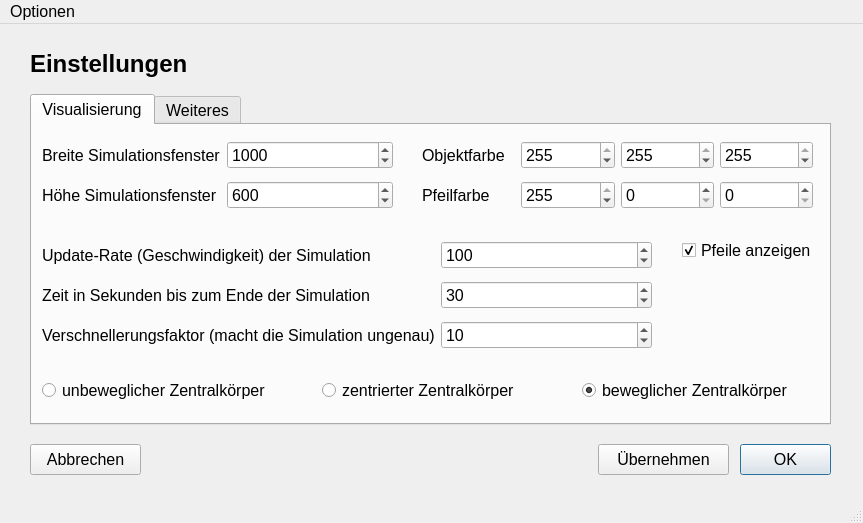
Old version of the form ui/settings.ui in the repository fflopsi/twobodyproblem.
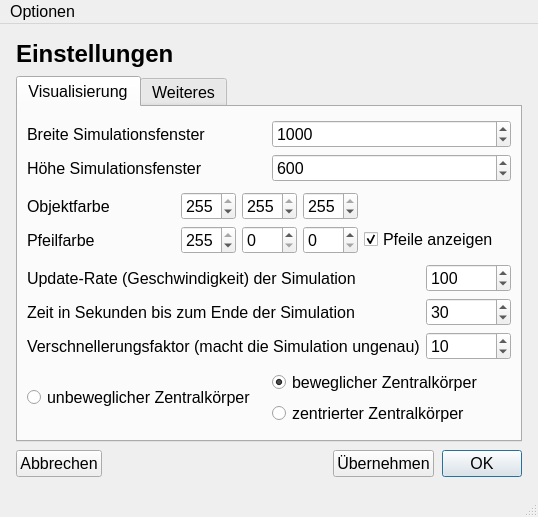
New version of the form.

```diff
--- a/ui/settings.ui
+++ b/ui/settings.ui
@@ -6,8 +6,8 @@
    <rect>
     <x>0</x>
     <y>0</y>
-    <width>863</width>
-    <height>523</height>
+    <width>538</width>
+    <height>517</height>
    </rect>
   </property>
   <property name="font">
@@ -19,94 +19,31 @@
    <string>Einstellungen</string>
   </property>
   <widget class="QWidget" name="centralwidget">
-   <widget class="QPushButton" name="b_ok">
-    <property name="geometry">
-     <rect>
-      <x>740</x>
-      <y>420</y>
-      <width>91</width>
-      <height>31</height>
-     </rect>
+   <layout class="QVBoxLayout" name="verticalLayout_2">
+    <property name="spacing">
+     <number>8</number>
     </property>
-    <property name="toolTip">
-     <string>speichern und schliessen</string>
+    <property name="leftMargin">
+     <number>16</number>
     </property>
-    <property name="text">
-     <string>OK</string>
+    <property name="topMargin">
+     <number>16</number>
     </property>
-    <property name="default">
-     <bool>true</bool>
+    <property name="rightMargin">
+     <number>16</number>
     </property>
-    <property name="flat">
-     <bool>false</bool>
+    <property name="bottomMargin">
+     <number>16</number>
     </property>
-   </widget>
-   <widget class="QPushButton" name="b_save">
-    <property name="geometry">
-     <rect>
-      <x>598</x>
-      <y>420</y>
-      <width>131</width>
-      <height>31</height>
-     </rect>
-    </property>
-    <property name="toolTip">
-     <string>speichern</string>
-    </property>
-    <property name="text">
-     <string>Übernehmen</string>
-    </property>
-   </widget>
-   <widget class="QPushButton" name="b_cancel">
-    <property name="geometry">
-     <rect>
-      <x>30</x>
-      <y>420</y>
-      <width>111</width>
-      <height>31</height>
-     </rect>
-    </property>
-    <property name="toolTip">
-     <string extracomment="Verlassen ohne zu speichern">schliessen ohne zu speichern</string>
-    </property>
-    <property name="statusTip">
-     <string/>
-    </property>
-    <property name="whatsThis">
-     <string/>
-    </property>
-    <property name="accessibleName">
-     <string/>
-    </property>
-    <property name="accessibleDescription">
-     <string/>
-    </property>
-    <property name="text">
-     <string>Abbrechen</string>
-    </property>
-   </widget>
+    <item>
    <widget class="QLabel" name="label_17">
-    <property name="geometry">
-     <rect>
-      <x>30</x>
-      <y>20</y>
-      <width>221</width>
-      <height>41</height>
-     </rect>
-    </property>
     <property name="text">
      <string>&lt;html&gt;&lt;head/&gt;&lt;body&gt;&lt;p&gt;&lt;span style=&quot; font-size:18pt; font-weight:600;&quot;&gt;Einstellungen&lt;/span&gt;&lt;/p&gt;&lt;/body&gt;&lt;/html&gt;</string>
     </property>
    </widget>
+    </item>
+    <item>
    <widget class="QTabWidget" name="tabWidget">
-    <property name="geometry">
-     <rect>
-      <x>30</x>
-      <y>70</y>
-      <width>801</width>
-      <height>331</height>
-     </rect>
-    </property>
     <property name="currentIndex">
      <number>0</number>
     </property>
@@ -114,69 +51,146 @@
      <attribute name="title">
       <string>Visualisierung</string>
      </attribute>
-     <widget class="QRadioButton" name="do_central_moving">
-      <property name="geometry">
-       <rect>
-        <x>550</x>
-        <y>250</y>
-        <width>211</width>
-        <height>31</height>
-       </rect>
-      </property>
-      <property name="toolTip">
-       <string/>
-      </property>
-      <property name="toolTipDuration">
-       <number>-1</number>
-      </property>
-      <property name="statusTip">
-       <string/>
-      </property>
-      <property name="whatsThis">
-       <string/>
-      </property>
-      <property name="accessibleName">
-       <string/>
-      </property>
-      <property name="accessibleDescription">
-       <string/>
-      </property>
-      <property name="text">
-       <string>beweglicher Zentralkörper</string>
-      </property>
-      <property name="checked">
-       <bool>true</bool>
-      </property>
-     </widget>
-     <widget class="QRadioButton" name="do_central_unmoving">
-      <property name="geometry">
-       <rect>
-        <x>10</x>
-        <y>250</y>
-        <width>231</width>
-        <height>31</height>
-       </rect>
-      </property>
-      <property name="toolTip">
-       <string>&lt;html&gt;&lt;head/&gt;&lt;body&gt;&lt;p&gt;Bei Aktivieren dieses Feldes werden die Kräfte, die auf den Zentralkörper wirken, vernachlässigt werden. Somit wird er unbeweglich im Zentrum der Visualisierung stehen.&lt;/p&gt;&lt;/body&gt;&lt;/html&gt;</string>
-      </property>
-      <property name="statusTip">
-       <string/>
-      </property>
-      <property name="text">
-       <string>unbeweglicher Zentralkörper</string>
-      </property>
-     </widget>
-     <widget class="QWidget" name="gridLayoutWidget_3">
-      <property name="geometry">
-       <rect>
-        <x>10</x>
-        <y>110</y>
-        <width>610</width>
-        <height>121</height>
-       </rect>
-      </property>
+       <layout class="QVBoxLayout" name="verticalLayout_3">
+        <item>
       <layout class="QGridLayout" name="gridLayout_3">
+          <item row="0" column="0">
+           <widget class="QLabel" name="label">
+            <property name="text">
+             <string>Breite Simulationsfenster</string>
+            </property>
+           </widget>
+          </item>
+          <item row="1" column="0">
+           <widget class="QLabel" name="label_2">
+            <property name="text">
+             <string>Höhe Simulationsfenster</string>
+            </property>
+           </widget>
+          </item>
+          <item row="0" column="1">
+           <widget class="QSpinBox" name="canvas_width">
+            <property name="minimum">
+             <number>100</number>
+            </property>
+            <property name="maximum">
+             <number>3000</number>
+            </property>
+            <property name="value">
+             <number>1000</number>
+            </property>
+           </widget>
+          </item>
+          <item row="1" column="1">
+           <widget class="QSpinBox" name="canvas_height">
+            <property name="minimum">
+             <number>50</number>
+            </property>
+            <property name="maximum">
+             <number>2000</number>
+            </property>
+            <property name="value">
+             <number>600</number>
+            </property>
+           </widget>
+          </item>
+         </layout>
+        </item>
+        <item>
+         <layout class="QGridLayout" name="gridLayout">
+          <item row="0" column="1">
+           <layout class="QHBoxLayout" name="horizontalLayout_3">
+            <item>
+             <widget class="QSpinBox" name="color_objects_r">
+              <property name="maximum">
+               <number>255</number>
+              </property>
+              <property name="value">
+               <number>255</number>
+              </property>
+             </widget>
+            </item>
+            <item>
+             <widget class="QSpinBox" name="color_objects_g">
+              <property name="maximum">
+               <number>255</number>
+              </property>
+              <property name="value">
+               <number>255</number>
+              </property>
+             </widget>
+            </item>
+            <item>
+             <widget class="QSpinBox" name="color_objects_b">
+              <property name="maximum">
+               <number>255</number>
+              </property>
+              <property name="value">
+               <number>255</number>
+              </property>
+             </widget>
+            </item>
+           </layout>
+          </item>
+          <item row="1" column="0">
+           <widget class="QLabel" name="label_4">
+            <property name="text">
+             <string>Pfeilfarbe</string>
+            </property>
+           </widget>
+          </item>
+          <item row="1" column="1">
+           <layout class="QHBoxLayout" name="horizontalLayout_4">
+            <item>
+             <widget class="QSpinBox" name="color_pointer_r">
+              <property name="maximum">
+               <number>255</number>
+              </property>
+              <property name="value">
+               <number>255</number>
+              </property>
+             </widget>
+            </item>
+            <item>
+             <widget class="QSpinBox" name="color_pointer_g">
+              <property name="maximum">
+               <number>255</number>
+              </property>
+             </widget>
+            </item>
+            <item>
+             <widget class="QSpinBox" name="color_pointer_b">
+              <property name="maximum">
+               <number>255</number>
+              </property>
+             </widget>
+            </item>
+           </layout>
+          </item>
+          <item row="1" column="2">
+           <widget class="QCheckBox" name="show_pointers">
+            <property name="toolTip">
+             <string>&lt;html&gt;&lt;head/&gt;&lt;body&gt;&lt;p&gt;Diese Option aktiviert Pfeile, die auf die Körper in der Simulation zeigen (vor allem hilfreich bei grösseren Distanzen zwischen kleineren Körpern).&lt;/p&gt;&lt;/body&gt;&lt;/html&gt;</string>
+            </property>
+            <property name="text">
+             <string>Pfeile anzeigen</string>
+            </property>
+            <property name="checked">
+             <bool>true</bool>
+            </property>
+           </widget>
+          </item>
+          <item row="0" column="0">
+           <widget class="QLabel" name="label_3">
+            <property name="text">
+             <string>Objektfarbe</string>
+            </property>
+           </widget>
+          </item>
+         </layout>
+        </item>
+        <item>
+         <layout class="QGridLayout" name="gridLayout_4">
        <item row="0" column="1">
         <widget class="QSpinBox" name="update_rate">
          <property name="minimum">
@@ -190,6 +204,19 @@
          </property>
         </widget>
        </item>
+          <item row="2" column="1">
+           <widget class="QSpinBox" name="t_factor">
+            <property name="minimum">
+             <number>1</number>
+            </property>
+            <property name="maximum">
+             <number>100000</number>
+            </property>
+            <property name="value">
+             <number>10</number>
+            </property>
+           </widget>
+          </item>
        <item row="0" column="0">
         <widget class="QLabel" name="label_5">
          <property name="toolTip">
@@ -200,13 +227,6 @@
          </property>
         </widget>
        </item>
-       <item row="1" column="0">
-        <widget class="QLabel" name="label_6">
-         <property name="text">
-          <string>Zeit in Sekunden bis zum Ende der Simulation</string>
-         </property>
-        </widget>
-       </item>
        <item row="1" column="1">
         <widget class="QSpinBox" name="max_seconds">
          <property name="minimum">
@@ -230,129 +250,19 @@
          </property>
         </widget>
        </item>
-       <item row="2" column="1">
-        <widget class="QSpinBox" name="t_factor">
-         <property name="minimum">
-          <number>1</number>
-         </property>
-         <property name="maximum">
-          <number>100000</number>
-         </property>
-         <property name="value">
-          <number>10</number>
+          <item row="1" column="0">
+           <widget class="QLabel" name="label_6">
+            <property name="text">
+             <string>Zeit in Sekunden bis zum Ende der Simulation</string>
          </property>
         </widget>
        </item>
       </layout>
-     </widget>
-     <widget class="QWidget" name="gridLayoutWidget_2">
-      <property name="geometry">
-       <rect>
-        <x>390</x>
-        <y>10</y>
-        <width>391</width>
-        <height>81</height>
-       </rect>
-      </property>
+        </item>
+        <item>
       <layout class="QGridLayout" name="gridLayout_2">
-       <item row="1" column="0">
-        <widget class="QLabel" name="label_4">
-         <property name="text">
-          <string>Pfeilfarbe</string>
-         </property>
-        </widget>
-       </item>
        <item row="1" column="1">
-        <widget class="QSpinBox" name="color_pointer_r">
-         <property name="maximum">
-          <number>255</number>
-         </property>
-         <property name="value">
-          <number>255</number>
-         </property>
-        </widget>
-       </item>
-       <item row="0" column="2">
-        <widget class="QSpinBox" name="color_objects_g">
-         <property name="maximum">
-          <number>255</number>
-         </property>
-         <property name="value">
-          <number>255</number>
-         </property>
-        </widget>
-       </item>
-       <item row="0" column="0">
-        <widget class="QLabel" name="label_3">
-         <property name="text">
-          <string>Objektfarbe</string>
-         </property>
-        </widget>
-       </item>
-       <item row="0" column="1">
-        <widget class="QSpinBox" name="color_objects_r">
-         <property name="maximum">
-          <number>255</number>
-         </property>
-         <property name="value">
-          <number>255</number>
-         </property>
-        </widget>
-       </item>
-       <item row="0" column="3">
-        <widget class="QSpinBox" name="color_objects_b">
-         <property name="maximum">
-          <number>255</number>
-         </property>
-         <property name="value">
-          <number>255</number>
-         </property>
-        </widget>
-       </item>
-       <item row="1" column="2">
-        <widget class="QSpinBox" name="color_pointer_g">
-         <property name="maximum">
-          <number>255</number>
-         </property>
-        </widget>
-       </item>
-       <item row="1" column="3">
-        <widget class="QSpinBox" name="color_pointer_b">
-         <property name="maximum">
-          <number>255</number>
-         </property>
-        </widget>
-       </item>
-      </layout>
-     </widget>
-     <widget class="QCheckBox" name="show_pointers">
-      <property name="geometry">
-       <rect>
-        <x>650</x>
-        <y>110</y>
-        <width>131</width>
-        <height>31</height>
-       </rect>
-      </property>
-      <property name="toolTip">
-       <string>&lt;html&gt;&lt;head/&gt;&lt;body&gt;&lt;p&gt;Diese Option aktiviert Pfeile, die auf die Körper in der Simulation zeigen (vor allem hilfreich bei grösseren Distanzen zwischen kleineren Körpern).&lt;/p&gt;&lt;/body&gt;&lt;/html&gt;</string>
-      </property>
-      <property name="text">
-       <string>Pfeile anzeigen</string>
-      </property>
-      <property name="checked">
-       <bool>true</bool>
-      </property>
-     </widget>
      <widget class="QRadioButton" name="do_central_centered">
-      <property name="geometry">
-       <rect>
-        <x>290</x>
-        <y>250</y>
-        <width>201</width>
-        <height>31</height>
-       </rect>
-      </property>
       <property name="toolTip">
        <string>&lt;html&gt;&lt;head/&gt;&lt;body&gt;&lt;p&gt;Der Zentralkörper wird bei Aktivieren dieses Feldes immer in der Mitte der Visualisierung angezeigt werden.&lt;/p&gt;&lt;/body&gt;&lt;/html&gt;</string>
       </property>
@@ -378,91 +288,59 @@
        <bool>false</bool>
       </property>
      </widget>
-     <widget class="QWidget" name="gridLayoutWidget">
-      <property name="geometry">
-       <rect>
-        <x>10</x>
-        <y>10</y>
-        <width>351</width>
-        <height>81</height>
-       </rect>
-      </property>
-      <layout class="QGridLayout" name="gridLayout">
-       <item row="1" column="1">
-        <widget class="QSpinBox" name="canvas_height">
-         <property name="minimum">
-          <number>50</number>
-         </property>
-         <property name="maximum">
-          <number>2000</number>
-         </property>
-         <property name="value">
-          <number>600</number>
-         </property>
-        </widget>
        </item>
        <item row="0" column="1">
-        <widget class="QSpinBox" name="canvas_width">
-         <property name="minimum">
-          <number>100</number>
-         </property>
-         <property name="maximum">
-          <number>3000</number>
-         </property>
-         <property name="value">
-          <number>1000</number>
-         </property>
-        </widget>
-       </item>
-       <item row="0" column="0">
-        <widget class="QLabel" name="label">
+           <widget class="QRadioButton" name="do_central_moving">
+            <property name="toolTip">
+             <string/>
+            </property>
+            <property name="toolTipDuration">
+             <number>-1</number>
+            </property>
+            <property name="statusTip">
+             <string/>
+            </property>
+            <property name="whatsThis">
+             <string/>
+            </property>
+            <property name="accessibleName">
+             <string/>
+            </property>
+            <property name="accessibleDescription">
+             <string/>
+            </property>
          <property name="text">
-          <string>Breite Simulationsfenster</string>
-         </property>
-        </widget>
-       </item>
-       <item row="1" column="0">
-        <widget class="QLabel" name="label_2">
+             <string>beweglicher Zentralkörper</string>
+            </property>
+            <property name="checked">
+             <bool>true</bool>
+            </property>
+           </widget>
+          </item>
+          <item row="0" column="0" rowspan="2">
+           <widget class="QRadioButton" name="do_central_unmoving">
+            <property name="toolTip">
+             <string>&lt;html&gt;&lt;head/&gt;&lt;body&gt;&lt;p&gt;Bei Aktivieren dieses Feldes werden die Kräfte, die auf den Zentralkörper wirken, vernachlässigt werden. Somit wird er unbeweglich im Zentrum der Visualisierung stehen.&lt;/p&gt;&lt;/body&gt;&lt;/html&gt;</string>
+            </property>
+            <property name="statusTip">
+             <string/>
+            </property>
          <property name="text">
-          <string>Höhe Simulationsfenster</string>
+             <string>unbeweglicher Zentralkörper</string>
          </property>
         </widget>
        </item>
       </layout>
-     </widget>
+        </item>
+       </layout>
     </widget>
     <widget class="QWidget" name="tab_2">
      <attribute name="title">
       <string>Weiteres</string>
      </attribute>
-     <widget class="QCheckBox" name="do_restart">
-      <property name="geometry">
-       <rect>
-        <x>10</x>
-        <y>90</y>
-        <width>241</width>
-        <height>31</height>
-       </rect>
-      </property>
-      <property name="toolTip">
-       <string>&lt;html&gt;&lt;head/&gt;&lt;body&gt;&lt;p&gt;Diese Option wird das Programm nach jeder Simulation neustarten. Somit wird eine weitere, unmittelbare Simulation möglich gemacht.&lt;/p&gt;&lt;/body&gt;&lt;/html&gt;</string>
-      </property>
-      <property name="text">
-       <string>Neustart nach einer Simulation</string>
-      </property>
-      <property name="checked">
-       <bool>true</bool>
-      </property>
-     </widget>
+       <layout class="QVBoxLayout" name="verticalLayout">
+        <item>
      <widget class="QCheckBox" name="do_testing">
-      <property name="geometry">
-       <rect>
-        <x>10</x>
-        <y>10</y>
-        <width>191</width>
-        <height>31</height>
-       </rect>
-      </property>
       <property name="toolTip">
        <string>&lt;html&gt;&lt;head/&gt;&lt;body&gt;&lt;p&gt;Diese Option aktiviert möglicherweise unvollständige, noch in Entwicklung stehende Features.&lt;/p&gt;&lt;/body&gt;&lt;/html&gt;</string>
       </property>
@@ -470,32 +348,111 @@
        <string>Test-Features aktivieren</string>
       </property>
      </widget>
-     <widget class="QCheckBox" name="save_dialog">
-      <property name="geometry">
-       <rect>
-        <x>10</x>
-        <y>50</y>
-        <width>411</width>
-        <height>31</height>
-       </rect>
-      </property>
+        </item>
+        <item>
+         <widget class="QCheckBox" name="do_restart">
+          <property name="toolTip">
+           <string>&lt;html&gt;&lt;head/&gt;&lt;body&gt;&lt;p&gt;Diese Option wird das Programm nach jeder Simulation neustarten. Somit wird eine weitere, unmittelbare Simulation möglich gemacht.&lt;/p&gt;&lt;/body&gt;&lt;/html&gt;</string>
+          </property>
+          <property name="text">
+           <string>Neustart nach einer Simulation</string>
+          </property>
+          <property name="checked">
+           <bool>true</bool>
+          </property>
+         </widget>
+        </item>
+        <item>
+         <spacer name="verticalSpacer">
+          <property name="orientation">
+           <enum>Qt::Vertical</enum>
+          </property>
+          <property name="sizeHint" stdset="0">
+           <size>
+            <width>20</width>
+            <height>0</height>
+           </size>
+          </property>
+         </spacer>
+        </item>
+       </layout>
+      </widget>
+     </widget>
+    </item>
+    <item>
+     <layout class="QHBoxLayout" name="horizontalLayout">
+      <item>
+       <widget class="QPushButton" name="b_cancel">
       <property name="toolTip">
-       <string>&lt;html&gt;&lt;head/&gt;&lt;body&gt;&lt;p&gt;Diese Option ermöglicht es, Werteingaben irgendwo zu speichern statt im Programmverzeichnis.&lt;/p&gt;&lt;/body&gt;&lt;/html&gt;</string>
-      </property>
+         <string extracomment="Verlassen ohne zu speichern">schliessen ohne zu speichern</string>
+        </property>
+        <property name="statusTip">
+         <string/>
+        </property>
+        <property name="whatsThis">
+         <string/>
+        </property>
+        <property name="accessibleName">
+         <string/>
+        </property>
+        <property name="accessibleDescription">
+         <string/>
+        </property>
       <property name="text">
-       <string>erweitertes Fenster zur Speicherung von Werteingaben</string>
-      </property>
-     </widget>
-    </widget>
-   </widget>
+         <string>Abbrechen</string>
+        </property>
+       </widget>
+      </item>
+      <item>
+       <spacer name="horizontalSpacer">
+        <property name="orientation">
+         <enum>Qt::Horizontal</enum>
+        </property>
+        <property name="sizeHint" stdset="0">
+         <size>
+          <width>40</width>
+          <height>20</height>
+         </size>
+        </property>
+       </spacer>
+      </item>
+      <item>
+       <widget class="QPushButton" name="b_save">
+        <property name="toolTip">
+         <string>speichern</string>
+        </property>
+        <property name="text">
+         <string>Übernehmen</string>
+        </property>
+       </widget>
+      </item>
+      <item>
+       <widget class="QPushButton" name="b_ok">
+        <property name="toolTip">
+         <string>speichern und schliessen</string>
+        </property>
+        <property name="text">
+         <string>OK</string>
+        </property>
+        <property name="default">
+         <bool>true</bool>
+        </property>
+        <property name="flat">
+         <bool>false</bool>
+        </property>
+       </widget>
+      </item>
+     </layout>
+    </item>
+   </layout>
   </widget>
   <widget class="QMenuBar" name="menubar">
    <property name="geometry">
     <rect>
      <x>0</x>
      <y>0</y>
-     <width>863</width>
-     <height>27</height>
+     <width>538</width>
+     <height>26</height>
     </rect>
    </property>
    <widget class="QMenu" name="menuOptionen">
```
Lines whose indentation alone changed are shown as unchanged.
